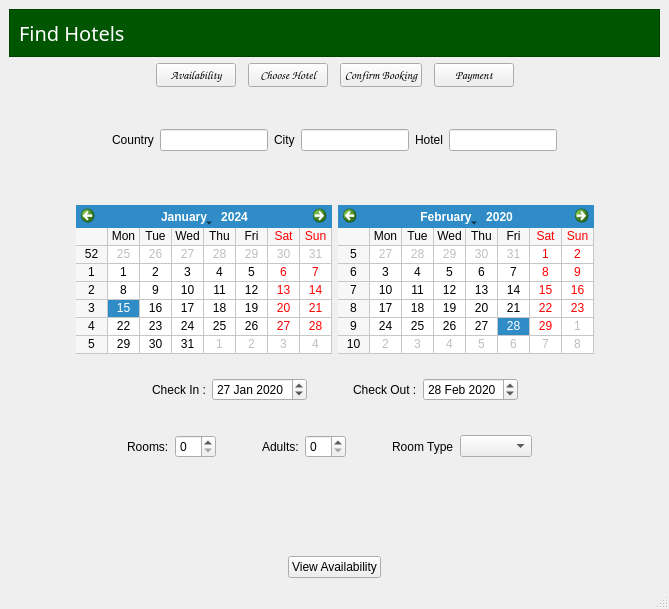
Before: the Qt Designer form interface1.ui in Sumit1673/Room-Reservation-system-Python-PyQt5, drawn with Qt 5.
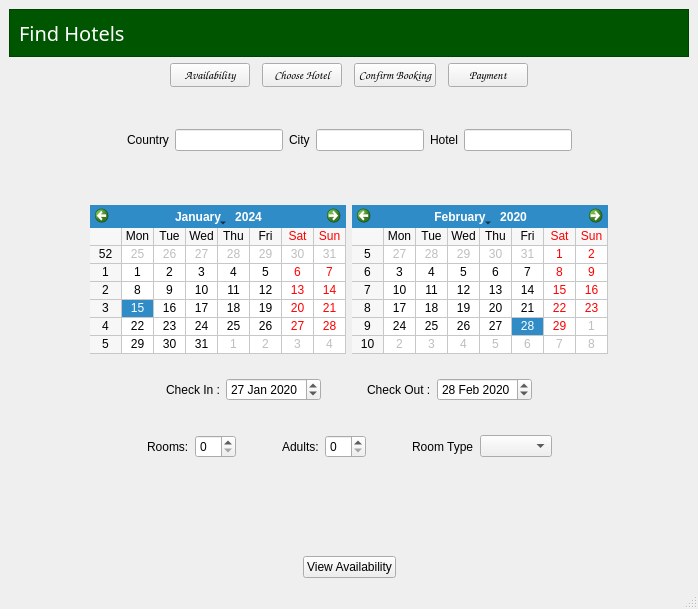
After: the same form once the commit is applied. Icons and pictures are not drawn.

Commit message: booking interface connected to database

```diff
--- a/interface1.ui
+++ b/interface1.ui
@@ -9,7 +9,7 @@
    <rect>
     <x>0</x>
     <y>0</y>
-    <width>669</width>
+    <width>698</width>
     <height>609</height>
    </rect>
   </property>
```
Left out of the diff: 8 changed lines with no effect on the pictures. The commit also changes 6 other files.
